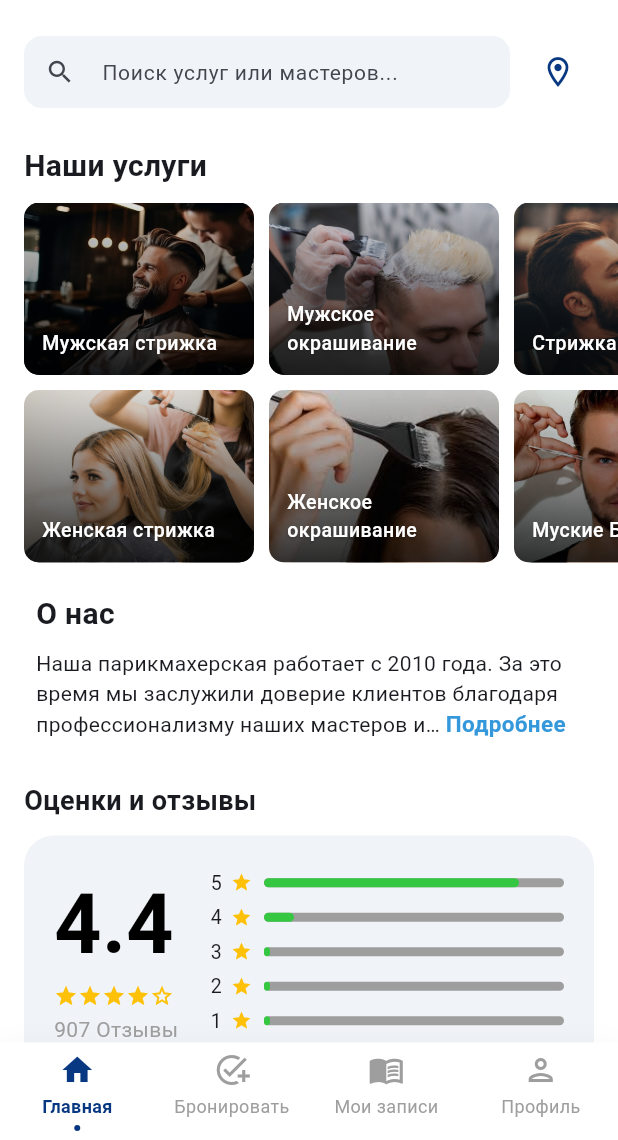
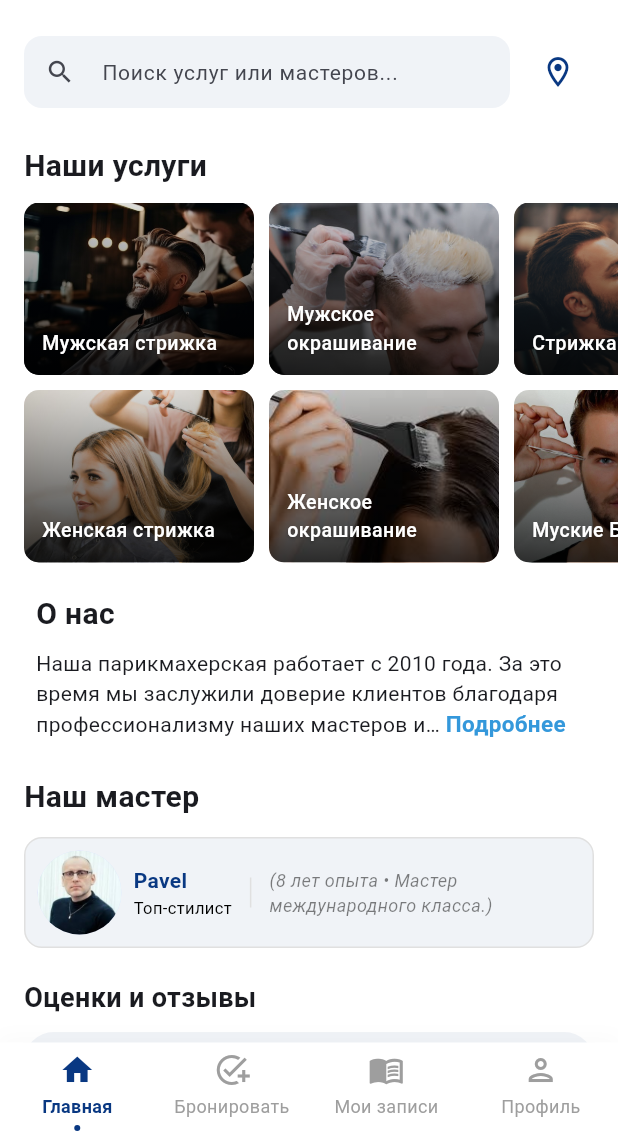
Before and after one commit to MagicKode/salon_app, a Flutter app: the screen it shows after launch, on a phone screen of 412 x 824 dp, the part 96-1236 px from its top. Run offline on Flutter 3.47's test engine with Material 3 defaults, Android fonts, the phone set to English and light mode, and no system bars; drawn by our look-alikes of expandable_text; our stand-ins replace flutter_bloc, flutter_map, geolocator, latlong2, table_calendar; accounts and stored records are empty; Roboto replaces fonts that are missing (Montserrat).

Commit message:
created static specialist section

```diff
--- a/lib/feature/core/homepagescreen/home_page_body.dart
+++ b/lib/feature/core/homepagescreen/home_page_body.dart
@@ -1,9 +1,11 @@
 import 'package:flutter/material.dart';
+import 'package:salon_flutter/feature/core/bookingservicescreen/sections/specialist/specialist_selector_section.dart';
 import 'package:salon_flutter/feature/core/homepagescreen/sections/appbar/app_bar_section.dart';
 import 'package:salon_flutter/feature/core/homepagescreen/sections/description/description_section.dart';
 import 'package:salon_flutter/feature/core/homepagescreen/sections/feedback/feedback_section.dart';
 import 'package:salon_flutter/feature/core/homepagescreen/sections/searchbar/home_search-bar.dart';
 import 'package:salon_flutter/feature/core/homepagescreen/sections/servicesgrid/service_grid_section.dart';
+import 'package:salon_flutter/feature/core/homepagescreen/sections/specialists/sections/specialists_section.dart';
 import 'package:salon_flutter/uikit/colors/app_colors.dart';
 
 import '../nearbymapscreen/nearby_map_screen.dart';
@@ -36,9 +38,10 @@ class HomePageBody extends StatelessWidget {
               ServiceGridSection(isMaster: isMaster),
               const SizedBox(height: 16),
               const DescriptionSection(),
+              const SizedBox(height: 16),
+              const SpecialistsSection(),
               const SizedBox(height: 20),
               FeedbackSection(
-
                   feedbacks: FeedbackData.items,
                   isMaster: isMaster),
               const SizedBox(height: 5),
--- /dev/null
+++ b/lib/feature/core/homepagescreen/sections/specialists/domain/master.dart
@@ -0,0 +1,15 @@
+class Master {
+  final String id;
+  final String name;
+  final String position;
+  final String description;
+  final String imagePath;
+
+  const Master({
+    required this.id,
+    required this.name,
+    required this.position,
+    required this.description,
+    required this.imagePath,
+  });
+}
--- /dev/null
+++ b/lib/feature/core/homepagescreen/sections/specialists/domain/master_data.dart
@@ -0,0 +1,15 @@
+import '../../../../../../uikit/assets/app_assets.dart';
+import '../../../../../../uikit/strings/app_strings.dart';
+import 'master.dart';
+
+class MasterData {
+  static const Master pavel = Master(
+    id: '1',
+    name: "Pavel",
+    position: AppStrings.topMaster,
+    description: "(8 лет опыта • Мастер международного класса.)",
+    imagePath: AppAssets.pavelImg,
+  );
+
+  static const List<Master> allMasters = [pavel];
+}
--- /dev/null
+++ b/lib/feature/core/homepagescreen/sections/specialists/sections/specialists_section.dart
@@ -0,0 +1,27 @@
+import 'package:flutter/material.dart';
+import 'package:salon_flutter/feature/core/homepagescreen/sections/specialists/specialists_body.dart';
+
+import '../../../../../../uikit/strings/app_strings.dart';
+
+class SpecialistsSection extends StatelessWidget {
+  const SpecialistsSection({super.key});
+
+  @override
+  Widget build(BuildContext context) {
+    return Column(
+      crossAxisAlignment: CrossAxisAlignment.start,
+      children: [
+        const Padding(
+          padding: EdgeInsets.symmetric(horizontal: 16),
+          child: Text(
+            AppStrings.ourMasters,
+            style: TextStyle(fontSize: 20, fontWeight: FontWeight.bold),
+          ),
+        ),
+        const SizedBox(height: 12),
+        // Используем Body, чтобы позже легко превратить его в List/Scroll
+        const SpecialistsBody(),
+      ],
+    );
+  }
+}
--- /dev/null
+++ b/lib/feature/core/homepagescreen/sections/specialists/specialists_body.dart
@@ -0,0 +1,20 @@
+import 'package:flutter/material.dart';
+
+import '../../../../../uikit/widgets/card/specialist_card.dart';
+import 'domain/master_data.dart';
+
+class SpecialistsBody extends StatelessWidget {
+  const SpecialistsBody({super.key});
+
+  @override
+  Widget build(BuildContext context) {
+    final masters = MasterData.allMasters;
+
+    return Padding(
+      padding: const EdgeInsets.symmetric(horizontal: 16),
+      child: Column(
+        children: masters.map((m) => SpecialistCard(master: m)).toList(),
+      ),
+    );
+  }
+}
--- /dev/null
+++ b/lib/feature/core/homepagescreen/sections/specialists/specialists_screen.dart
@@ -0,0 +1,11 @@
+import 'package:flutter/material.dart';
+import 'package:salon_flutter/feature/core/homepagescreen/sections/specialists/specialists_body.dart';
+
+class SpecialistsScreen extends StatelessWidget {
+  const SpecialistsScreen({super.key});
+
+  @override
+  Widget build(BuildContext context) {
+    return Scaffold(body: SpecialistsBody());
+  }
+}
--- a/lib/uikit/strings/app_strings.dart
+++ b/lib/uikit/strings/app_strings.dart
@@ -77,7 +77,7 @@ class AppStrings {
       "Мы гарантируем качество каждой услуги и дарим приятные эмоции "
       "нашим клиентам!";
   static const String moreDetails = "Подробнее";
-
+  static const String ourMasters = "Наш мастер";
   static const String studio = 'Студия';
   static const String pavlaYaroshenko = 'Павла Ярошенко';
   static const String alreadyHaveAnAccount = 'Уже есть аккаунт?';
--- /dev/null
+++ b/lib/uikit/widgets/card/specialist_card.dart
@@ -0,0 +1,74 @@
+import 'package:flutter/material.dart';
+
+import '../../../../../uikit/colors/app_colors.dart';
+import '../../../feature/core/homepagescreen/sections/specialists/domain/master.dart';
+
+class SpecialistCard extends StatelessWidget {
+  final Master master;
+
+  const SpecialistCard({super.key, required this.master});
+
+  @override
+  Widget build(BuildContext context) {
+    return Container(
+      padding: const EdgeInsets.all(8),
+      decoration: BoxDecoration(
+        color: AppColors.primaryBackgroundColor,
+        borderRadius: BorderRadius.circular(12),
+        border: Border.all(color: AppColors.lightBorder),
+      ),
+      child: Row(
+        children: [
+          // 1. Фото
+          CircleAvatar(
+            radius: 28,
+            backgroundImage: AssetImage(master.imagePath),
+          ),
+          const SizedBox(width: 8),
+
+          // 2. Имя и специализация
+          Column(
+            crossAxisAlignment: CrossAxisAlignment.start,
+            mainAxisSize: MainAxisSize.min,
+            children: [
+              Text(
+                master.name,
+                style: const TextStyle(
+                  fontSize: 14,
+                  fontWeight: FontWeight.bold,
+                  color: AppColors.primaryBlue,
+                ),
+              ),
+              Text(
+                master.position,
+                style: const TextStyle(
+                  fontSize: 11,
+                  color: AppColors.primaryBlack,
+                ),
+              ),
+            ],
+          ),
+          const SizedBox(width: 12),
+
+          // Вертикальный разделитель (опционально, для стиля)
+          Container(height: 20, width: 1, color: AppColors.lightBorder),
+          const SizedBox(width: 12),
+
+          // 3. Короткое описание (Опыт/Звание)
+          Expanded(
+            child: Text(
+              master.description,
+              style: TextStyle(
+                fontSize: 12,
+                color: AppColors.primaryBlack.withOpacity(0.5),
+                fontStyle: FontStyle.italic,
+              ),
+              maxLines: 2,
+              overflow: TextOverflow.ellipsis,
+            ),
+          ),
+        ],
+      ),
+    );
+  }
+}
```
